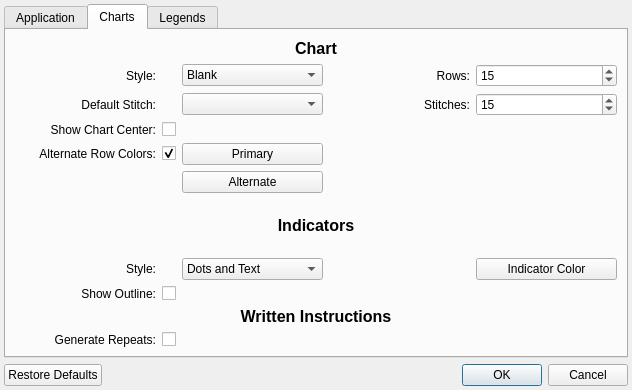
Qt form src/settings.ui (iPenguin/CrochetCharts) before a commit.
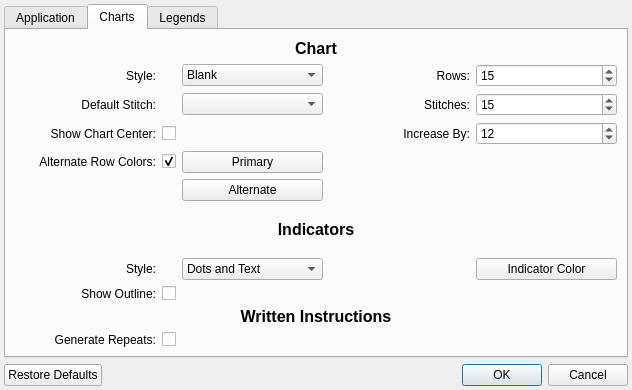
The same form after that commit.

Commit message:
Closes 110 - Allow the user to select the increase by on Rounds
Also make the labels  reflect the proper terms for Rounds

The edit to the form file:
```diff
--- a/src/settings.ui
+++ b/src/settings.ui
@@ -437,6 +437,29 @@
          </property>
         </widget>
        </item>
+       <item row="5" column="4">
+        <widget class="QSpinBox" name="increaseBy">
+         <property name="minimum">
+          <number>0</number>
+         </property>
+         <property name="value">
+          <number>12</number>
+         </property>
+        </widget>
+       </item>
+       <item row="5" column="3">
+        <widget class="QLabel" name="label_10">
+         <property name="text">
+          <string>Increase By:</string>
+         </property>
+         <property name="alignment">
+          <set>Qt::AlignRight|Qt::AlignTrailing|Qt::AlignVCenter</set>
+         </property>
+         <property name="buddy">
+          <cstring>increaseBy</cstring>
+         </property>
+        </widget>
+       </item>
       </layout>
      </widget>
      <widget class="QWidget" name="tab_4">
```
Left out of the diff: 4 changed lines with no effect on the pictures. The commit also changes 7 other files.
